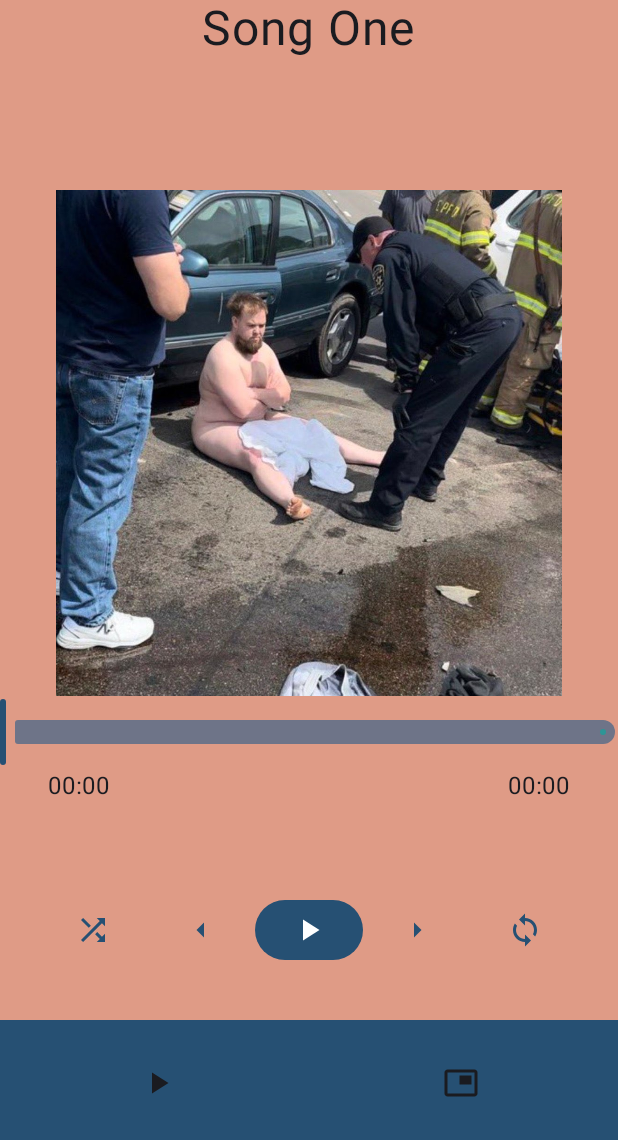
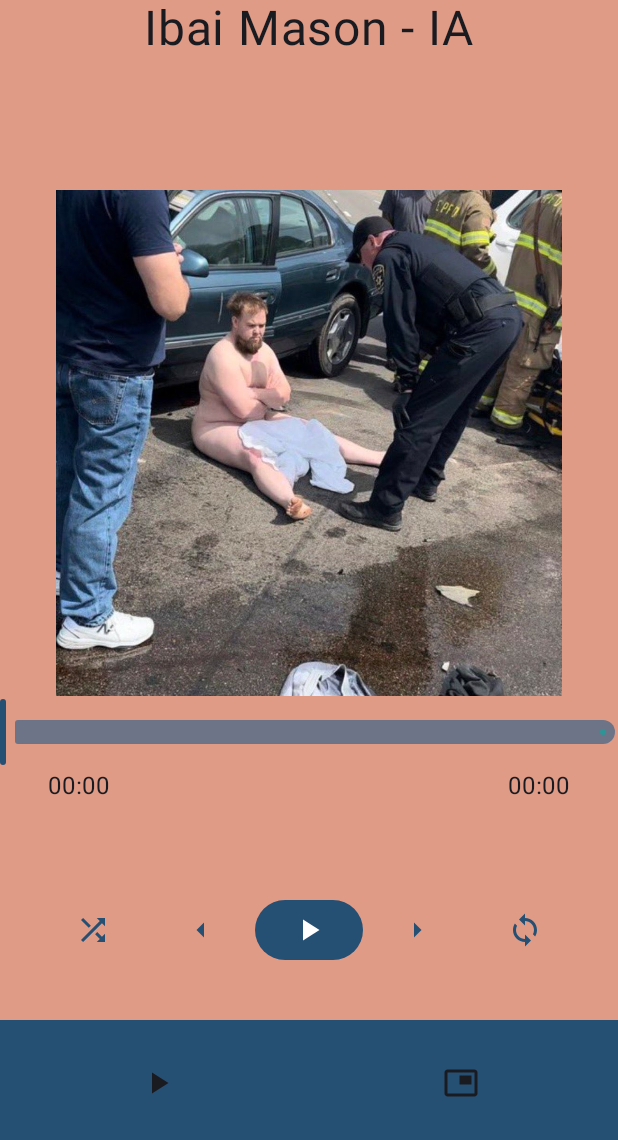
Before and after one commit to kirlandezzz/proyectoNotSpotify, an Android app built with Jetpack Compose: the first screen one second after launch (MainActivity), on a phone screen of 412 x 824 dp, the part 96-1236 px from its top. Run offline under Robolectric (Android 15) with nearby library versions, the phone set to English and light mode, and no system bars.

Commit message:
23/12/23 Christian y Kirril Apartado obligatorio completo

```diff
--- a/app/src/main/java/com/example/ejerciciosexoplayer/shared/ExoPlayerViewModel.kt
+++ b/app/src/main/java/com/example/ejerciciosexoplayer/shared/ExoPlayerViewModel.kt
@@ -57,11 +57,11 @@ class ExoPlayerViewModel : ViewModel() {
     private var isLooped = false
 
     private val datosCanciones = mapOf(
-        R.raw.songone to Cancion("Song One", R.drawable.ibai, Color.Red),
-        R.raw.songtwo to Cancion("Song Two", R.drawable.bunny, Color.Green),
-        R.raw.songthree to Cancion("Song Three", R.drawable.crab, Color.Blue),
-        R.raw.songfour to Cancion("Song Four", R.drawable.lethal, Color.Yellow),
-        R.raw.songfive to Cancion("Song Five", R.drawable.covid, Color.Magenta)
+        R.raw.songone to Cancion("Ibai Mason - IA", R.drawable.ibai, Color.Red),
+        R.raw.songtwo to Cancion("Bad Bunny Me cago - IA", R.drawable.bunny, Color.Green),
+        R.raw.songthree to Cancion("Crab Rave - Noise Storm", R.drawable.crab, Color.Blue),
+        R.raw.songfour to Cancion("Icecream - Lethal Company", R.drawable.lethal, Color.Yellow),
+        R.raw.songfive to Cancion("Laboratory - Dville Santa", R.drawable.covid, Color.Magenta)
     )
     private val _imagenActual = MutableStateFlow(R.drawable.ibai) // Imagen predeterminada
     val imagenActual = _imagenActual.asStateFlow()
--- a/app/src/main/res/values/strings.xml
+++ b/app/src/main/res/values/strings.xml
@@ -1,3 +1,3 @@
 <resources>
-    <string name="app_name">EjerciciosExoPlayer</string>
+    <string name="app_name">NotSpotify</string>
 </resources>
--- a/settings.gradle
+++ b/settings.gradle
@@ -12,5 +12,5 @@ dependencyResolutionManagement {
         mavenCentral()
     }
 }
-rootProject.name = "EjerciciosExoPlayer"
+rootProject.name = "NotSpotify"
 include ':app'
```
